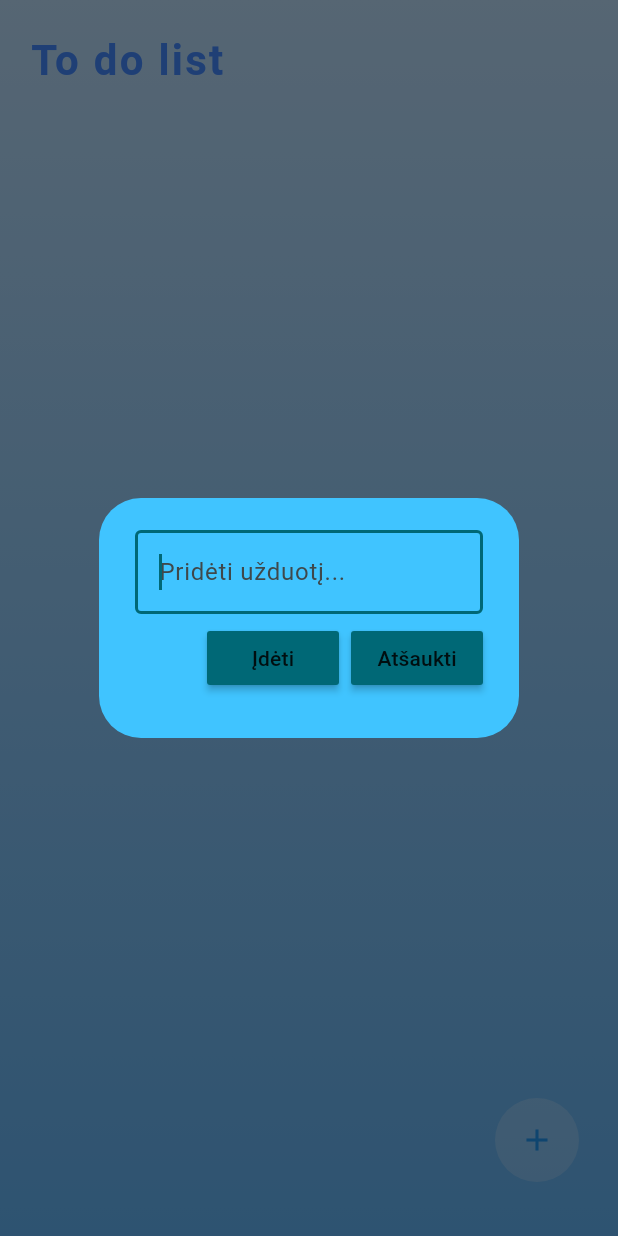
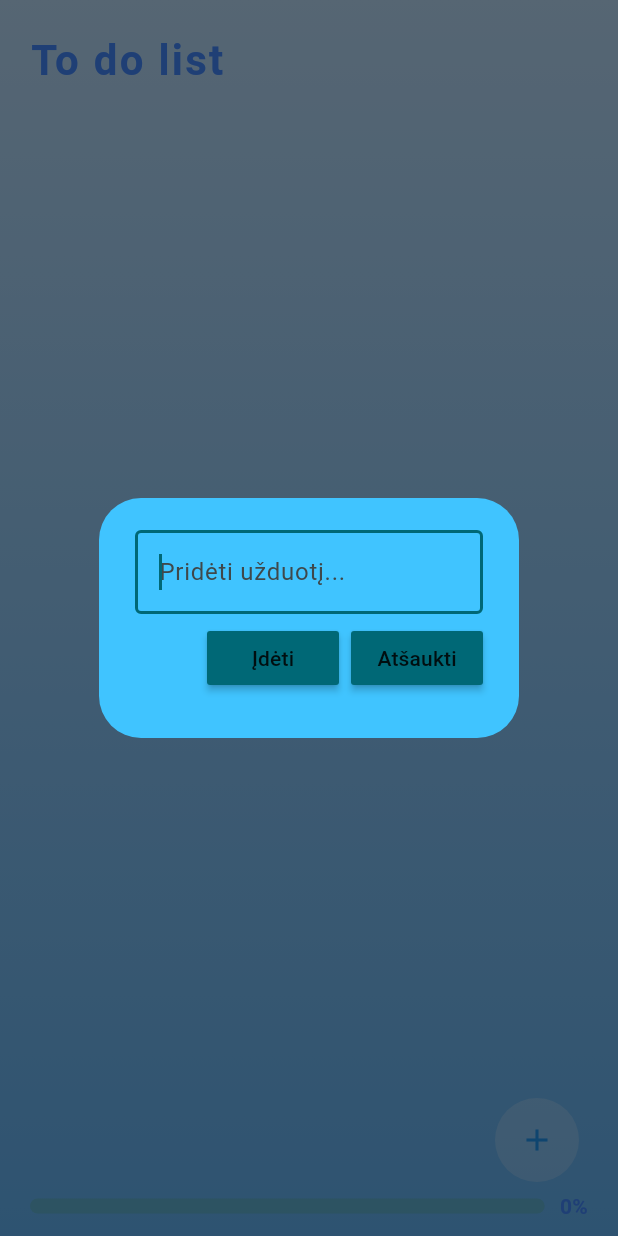
Before and after one commit to PukisCarol/KenGuRuu, a Flutter app: the ToDoListPage screen opened directly, after a tap on the "add" icon, on a phone screen of 412 x 824 dp. Run offline on Flutter 3.47's test engine with Material 3 defaults, Android fonts, the phone set to English and light mode, and no system bars; drawn by our look-alikes of calendar_view; our stand-ins replace cloud_firestore, firebase_auth, firebase_core, fluttertoast, google_fonts, table_calendar; accounts and stored records are empty.

Commit message:
Update ToDoListPage.dart

```diff
--- a/lib/pages/ToDoListPage.dart
+++ b/lib/pages/ToDoListPage.dart
@@ -24,19 +24,37 @@ class _ToDoListPageState extends State<ToDoListPage> {
   late final ToDoController toDoController;
   final firestore = FirestoreService();
   List<Map<String, dynamic>> tasks = [];
+  bool isLoading = true;
+  String? errorMessage;
 
   @override
   void initState() {
     super.initState();
+    _loadTasks();
+  }
+
+  Future<void> _loadTasks() async {
+    setState(() {
+      isLoading = true;
+      errorMessage = null;
+    });
+    try {
       firestore.getTasks().listen((loadedTasks) {
         setState(() {
           tasks = sortTasks(loadedTasks);
+          isLoading = false;
         });
       });
+    } catch (e) {
+      setState(() {
+        isLoading = false;
+        errorMessage = 'Failed to load tasks: $e';
+      });
+      _showErrorSnackBar('Failed to load tasks');
+    }
   }
 
   List<Map<String, dynamic>> sortTasks(List<Map<String, dynamic>> taskList) {
-    // Sort tasks: incomplete first, then completed
     taskList.sort((a, b) {
       if (a['completed'] == b['completed']) return 0;
       return a['completed'] ? 1 : -1;
@@ -44,22 +62,40 @@ class _ToDoListPageState extends State<ToDoListPage> {
     return taskList;
   }
 
+  double calculateCompletionPercentage() {
+    if (tasks.isEmpty) return 0.0;
+    final completedTasks = tasks.where((task) => task['completed']).length;
+    return (completedTasks / tasks.length) * 100;
+  }
+
   void checkBoxChanged(bool? value, int index) async {
+    try {
       await firestore.toggleTaskCompleted(tasks[index]['id'], value ?? false);
       setState(() {
         tasks = sortTasks(tasks);
       });
+    } catch (e) {
+      _showErrorSnackBar('Failed to update task status');
+    }
   }
 
   void saveNewTask() async {
     if (_controller.text.trim().isEmpty) return;
+    try {
       await firestore.addTask(_controller.text);
       _controller.clear();
       Navigator.of(context).pop();
+    } catch (e) {
+      _showErrorSnackBar('Failed to add task');
+    }
   }
 
   void deleteTask(int index) async {
+    try {
       await firestore.deleteTask(tasks[index]['id']);
+    } catch (e) {
+      _showErrorSnackBar('Failed to delete task');
+    }
   }
 
   void editTask(int index) {
@@ -79,8 +115,12 @@ class _ToDoListPageState extends State<ToDoListPage> {
             ),
             TextButton(
               onPressed: () async {
+                try {
                   await firestore.updateTask(tasks[index]['id'], editController.text);
                   Navigator.of(context).pop();
+                } catch (e) {
+                  _showErrorSnackBar('Failed to update task');
+                }
               },
               child: Text('Išsaugoti'),
             ),
@@ -103,8 +143,24 @@ class _ToDoListPageState extends State<ToDoListPage> {
     );
   }
 
+  void _showErrorSnackBar(String message) {
+    ScaffoldMessenger.of(context).showSnackBar(
+      SnackBar(
+        content: Text(message),
+        backgroundColor: Colors.red,
+        duration: Duration(seconds: 3),
+      ),
+    );
+  }
+
+  Future<void> _refreshTasks() async {
+    await _loadTasks();
+  }
+
   @override
   Widget build(BuildContext context) {
+    final double completionPercentage = calculateCompletionPercentage();
+
     return Scaffold(
       floatingActionButton: Container(
         margin: const EdgeInsets.only(bottom: 20, right: 10),
@@ -146,6 +202,12 @@ class _ToDoListPageState extends State<ToDoListPage> {
                 ),
               ),
               Expanded(
+                child: isLoading
+                    ? Center(child: CircularProgressIndicator())
+                    : errorMessage != null
+                    ? Center(child: Text(errorMessage!))
+                    : RefreshIndicator(
+                  onRefresh: _refreshTasks,
                   child: ListView.builder(
                     itemCount: tasks.length,
                     itemBuilder: (context, index) {
@@ -171,6 +233,44 @@ class _ToDoListPageState extends State<ToDoListPage> {
                     },
                   ),
                 ),
+              ),
+              Padding(
+                padding: const EdgeInsets.symmetric(horizontal: 20.0, vertical: 10.0),
+                child: Semantics(
+                  label: 'Task completion progress: ${completionPercentage.toStringAsFixed(0)} percent',
+                  child: Row(
+                    children: [
+                      Expanded(
+                        child: Container(
+                          height: 10,
+                          decoration: BoxDecoration(
+                            color: Colors.green.withOpacity(0.2),
+                            borderRadius: BorderRadius.circular(5),
+                          ),
+                          child: FractionallySizedBox(
+                            alignment: Alignment.centerLeft,
+                            widthFactor: completionPercentage / 100,
+                            child: Container(
+                              decoration: BoxDecoration(
+                                color: Colors.green,
+                                borderRadius: BorderRadius.circular(5),
+                              ),
+                            ),
+                          ),
+                        ),
+                      ),
+                      SizedBox(width: 10),
+                      Text(
+                        '${completionPercentage.toStringAsFixed(0)}%',
+                        style: TextStyle(
+                          color: Colors.blueAccent,
+                          fontWeight: FontWeight.bold,
+                        ),
+                      ),
+                    ],
+                  ),
+                ),
+              ),
             ],
           ),
         ),
```
Lines whose indentation alone changed are shown as unchanged.
